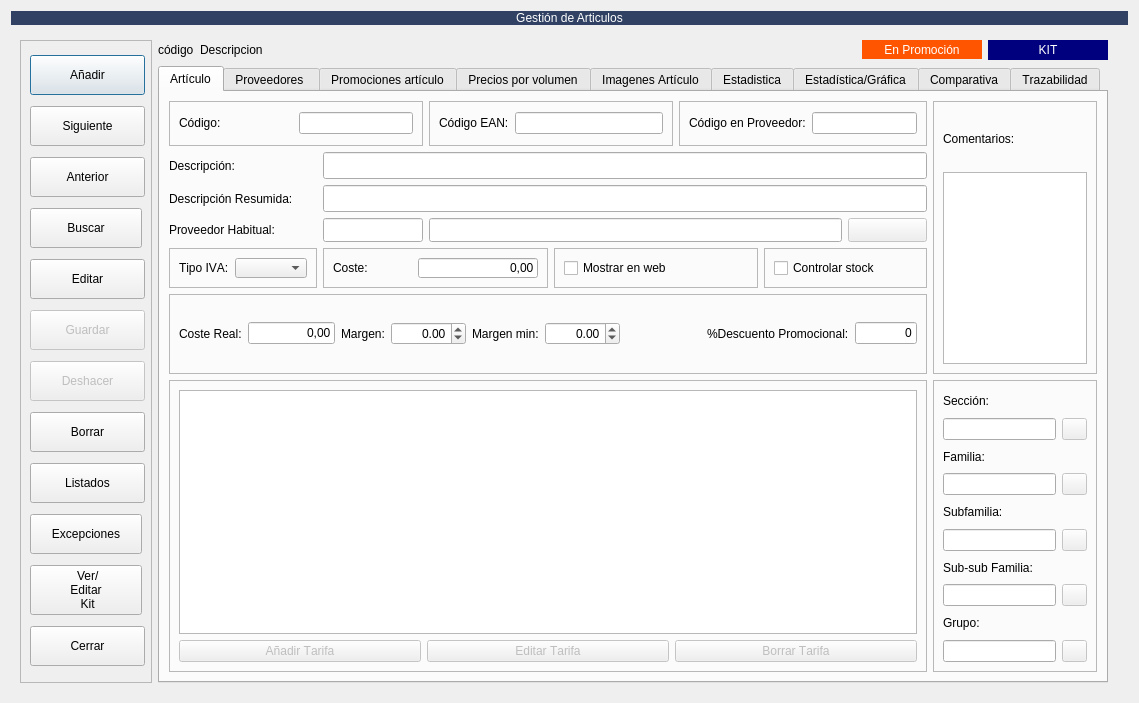
Before: the Qt Designer form Almacen/frmarticulos.ui in arcnexus/RedFoX, drawn with Qt 5.
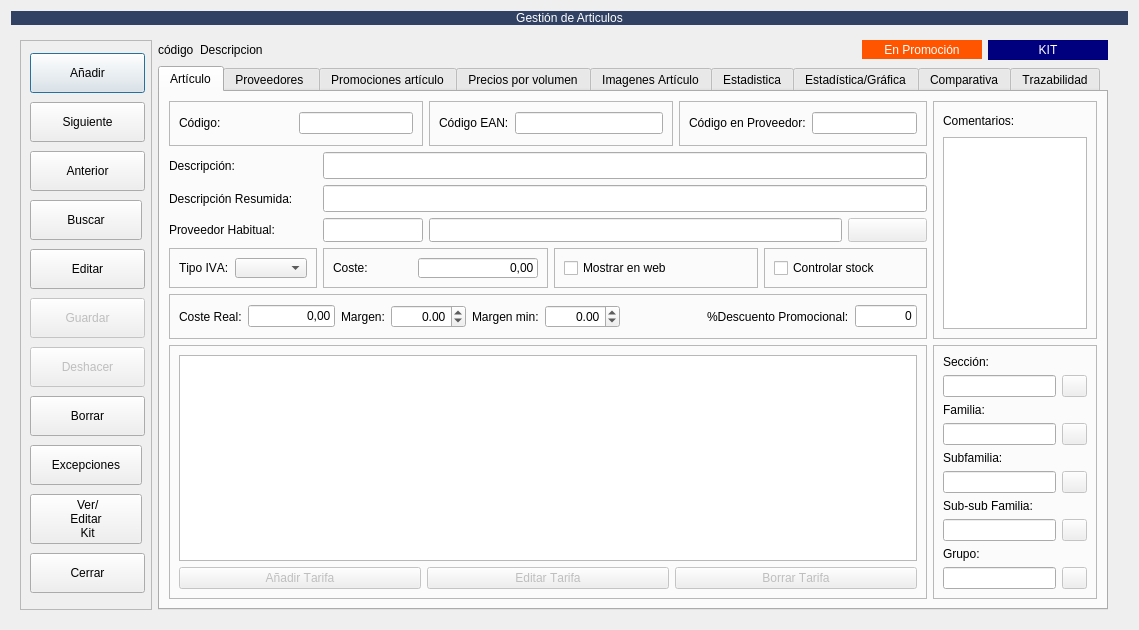
After: the same form once the commit is applied. Icons and pictures are not drawn. Custom widgets are drawn as their Qt base class.

The edit to the form file:
```diff
--- a/Almacen/frmarticulos.ui
+++ b/Almacen/frmarticulos.ui
@@ -7,7 +7,7 @@
     <x>0</x>
     <y>0</y>
     <width>1139</width>
-    <height>703</height>
+    <height>630</height>
    </rect>
   </property>
   <property name="maximumSize">
@@ -331,35 +331,6 @@
             </property>
            </widget>
           </item>
-          <item>
-           <widget class="QPushButton" name="botListados">
-            <property name="minimumSize">
-             <size>
-              <width>115</width>
-              <height>40</height>
-             </size>
-            </property>
-            <property name="maximumSize">
-             <size>
-              <width>118</width>
-              <height>16777215</height>
-             </size>
-            </property>
-            <property name="text">
-             <string>Listados</string>
-            </property>
-            <property name="icon">
-             <iconset resource="../maya.qrc">
-              <normaloff>:/Icons/PNG/List.png</normaloff>:/Icons/PNG/List.png</iconset>
-            </property>
-            <property name="iconSize">
-             <size>
-              <width>24</width>
-              <height>24</height>
-             </size>
-            </property>
-           </widget>
-          </item>
           <item>
            <widget class="QPushButton" name="btnExcepciones_3">
             <property name="minimumSize">
```
Left out of the diff: 1 changed line with no effect on the pictures.
